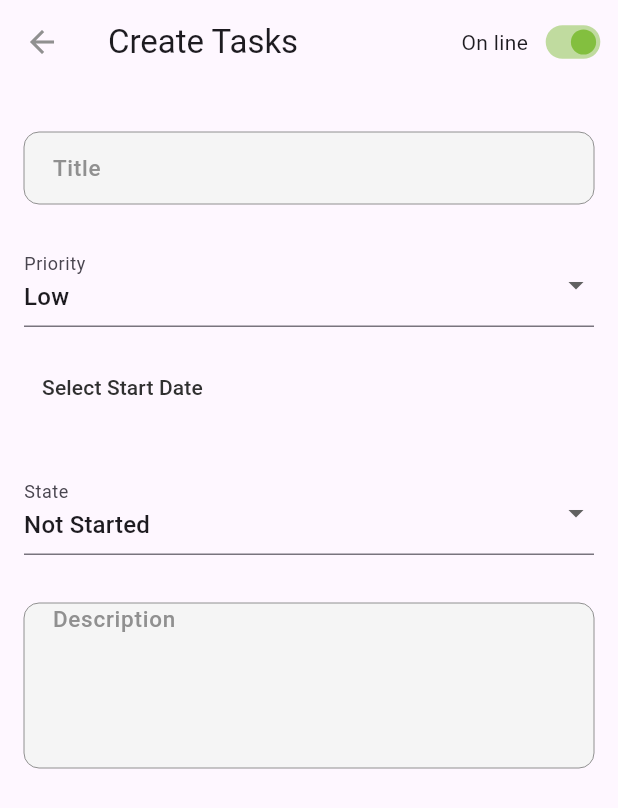
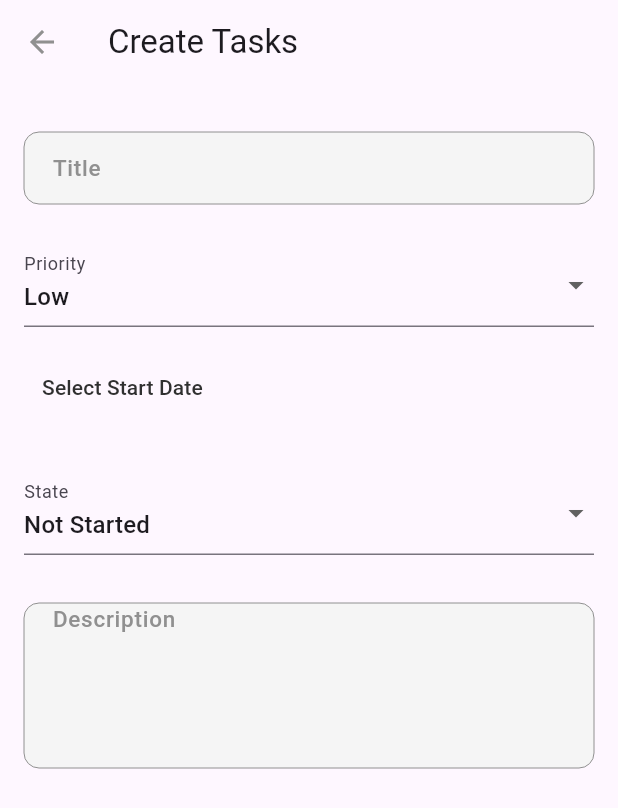
Before and after one commit to betkue/task_manager, a Flutter app: the Task screen opened directly, after a tap on the "add" icon, on a phone screen of 412 x 824 dp. Shown: the top 808 px of the screen. Run offline on Flutter 3.47's test engine with Material 3 defaults, Android fonts, the phone set to English and light mode, and no system bars; our stand-ins replace animated_splash_screen, cloud_firestore, curved_navigation_bar, firebase_auth, firebase_core, firebase_messaging and 3 more; accounts and stored records are empty.

Commit message:
online mode

```diff
--- a/lib/src/blocs/online_mode.dart
+++ b/lib/src/blocs/online_mode.dart
@@ -16,21 +16,22 @@
   Widget build(BuildContext context) {
     final serviceProvider = Provider.of<ServiceProvider>(context); // provider
 
-    return Row(
-      children: [
-        Text(serviceProvider.internet ? "On line" : "Off line"),
-        Transform.scale(
-          scale: 0.7,
-          child: Switch(
-              activeColor: greenColor,
-              value: serviceProvider.internet,
-              onChanged: (e) {
-                setState(() {
-                  // mode = !mode;
-                });
-              }),
-        )
-      ],
-    );
+    return Container();
+    // Row(
+    //   children: [
+    //     Text(serviceProvider.internet ? "On line" : "Off line"),
+    //     Transform.scale(
+    //       scale: 0.7,
+    //       child: Switch(
+    //           activeColor: greenColor,
+    //           value: serviceProvider.internet,
+    //           onChanged: (e) {
+    //             setState(() {
+    //               // mode = !mode;
+    //             });
+    //           }),
+    //     )
+    //   ],
+    // );
   }
 }
--- a/lib/src/pages/task.dart
+++ b/lib/src/pages/task.dart
@@ -131,7 +131,10 @@
             ),
             Expanded(
                 child: TaskLister(
-                    priority: selectedPriority, state: stateTask)) //content
+                    priority: selectedPriority, state: stateTask)), //content
+            SizedBox(
+              height: 20,
+            )
           ],
         ),
       ),
```
